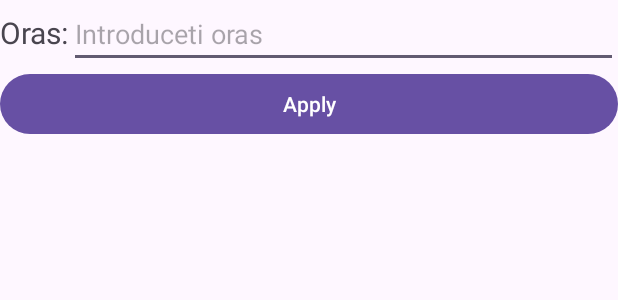
After one commit to davidraicea/Raicea_David_ActivitateDAM2024, an Android app: the layout activity_accu_weather.xml on its own in the app's theme, with its tools: preview values and no code run, on a phone screen of 412 x 824 dp. The commit adds this screen. Shown: the top 300 px of the screen. Run offline under Robolectric (Android 15) with nearby library versions, the phone set to English and light mode, and no system bars.

Commit message:
seminar04 - updated (tasks from seminar05 -> seminar09)

```diff
--- a/Seminar4/app/src/main/AndroidManifest.xml
+++ b/Seminar4/app/src/main/AndroidManifest.xml
@@ -14,6 +14,9 @@
         android:supportsRtl="true"
         android:theme="@style/Theme.Seminar04"
         tools:targetApi="31">
+        <activity
+            android:name=".ActivityAccuWeather"
+            android:exported="false" />
         <activity
             android:name=".WebViewActivity"
             android:exported="false" />
--- a/Seminar4/app/src/main/java/com/example/seminar04/MainActivity.java
+++ b/Seminar4/app/src/main/java/com/example/seminar04/MainActivity.java
@@ -73,6 +73,12 @@ public class MainActivity extends AppCompatActivity {
         startActivity(it);
     }
 
+    public void deschideVreme(View view)
+    {
+        Intent it = new Intent(this, ActivityAccuWeather.class);
+        startActivity(it);
+    }
+
 
 
 }
--- /dev/null
+++ b/Seminar4/app/src/main/res/layout/activity_accu_weather.xml
@@ -0,0 +1,42 @@
+<?xml version="1.0" encoding="utf-8"?>
+<LinearLayout xmlns:android="http://schemas.android.com/apk/res/android"
+    xmlns:app="http://schemas.android.com/apk/res-auto"
+    xmlns:tools="http://schemas.android.com/tools"
+    android:id="@+id/main"
+    android:layout_width="match_parent"
+    android:layout_height="match_parent"
+    tools:context=".ActivityAccuWeather"
+    android:orientation="vertical">
+
+    <LinearLayout
+        android:layout_width="match_parent"
+        android:layout_height="wrap_content"
+        android:orientation="horizontal">
+
+        <TextView
+            android:layout_width="wrap_content"
+            android:layout_height="wrap_content"
+            android:text="Oras:"
+            android:textSize="20dp"/>
+        <EditText
+            android:hint="Introduceti oras"
+            android:layout_width="match_parent"
+            android:layout_height="wrap_content"
+            android:id="@+id/orasET"/>
+
+
+    </LinearLayout>
+
+    <Button
+        android:id="@+id/btnApplyCity"
+        android:layout_width="match_parent"
+        android:layout_height="wrap_content"
+        android:text="Apply" />
+
+    <TextView
+        android:layout_width="match_parent"
+        android:layout_height="match_parent"
+        android:id="@+id/orasTV"/>
+
+
+</LinearLayout>
```
Also changed, not shown: Seminar4/app/src/main/java/com/example/seminar04/ActivityAccuWeather.java (added, +131 -0 lines), Seminar4/app/src/main/java/com/example/seminar04/Situatie.java (added, +23 -0 lines), Seminar4/app/src/main/res/layout/activity_main.xml (+12 -0 lines).
